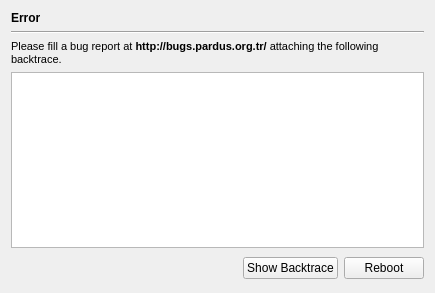
Old version of the form yali/gui/Ui/exception.ui in the repository dadas45li/yali.
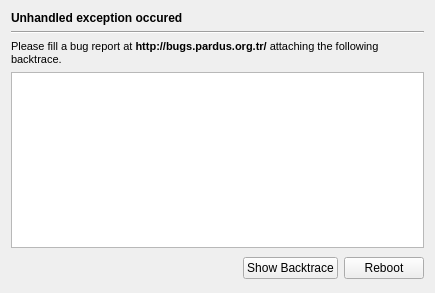
New version of the form.

Diff of the .ui file:
```diff
--- a/yali/gui/Ui/exception.ui
+++ b/yali/gui/Ui/exception.ui
@@ -27,7 +27,7 @@
       <string>font:bold;</string>
      </property>
      <property name="text">
-      <string>Error</string>
+      <string>Unhandled exception occured</string>
      </property>
     </widget>
    </item>
```
